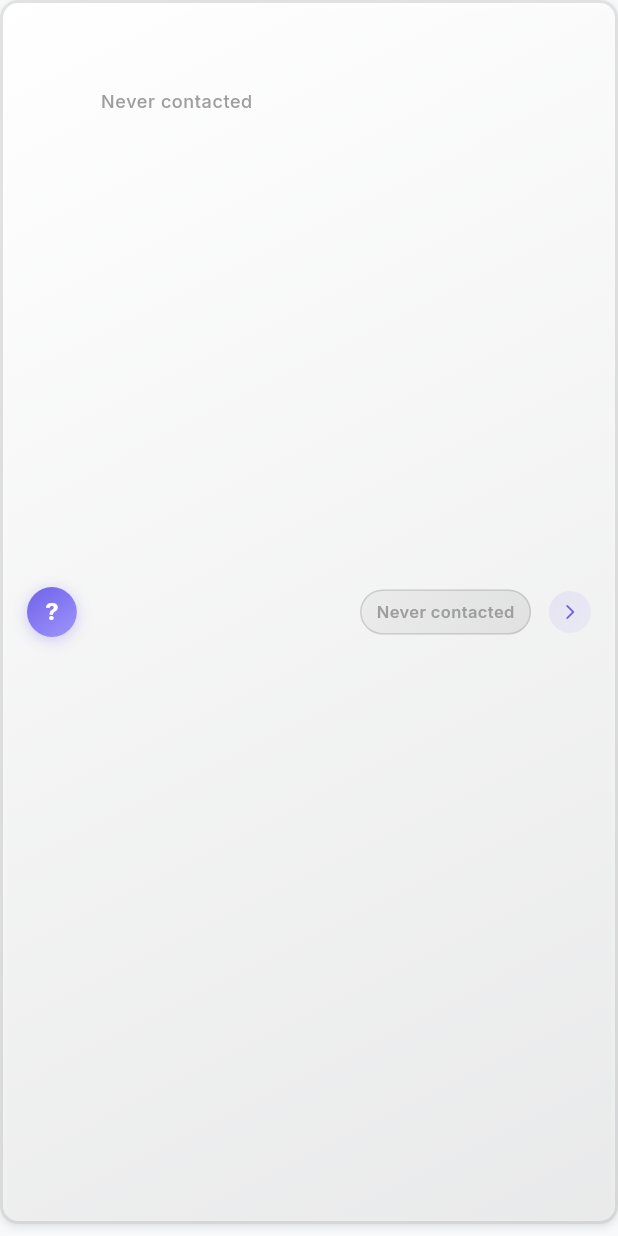
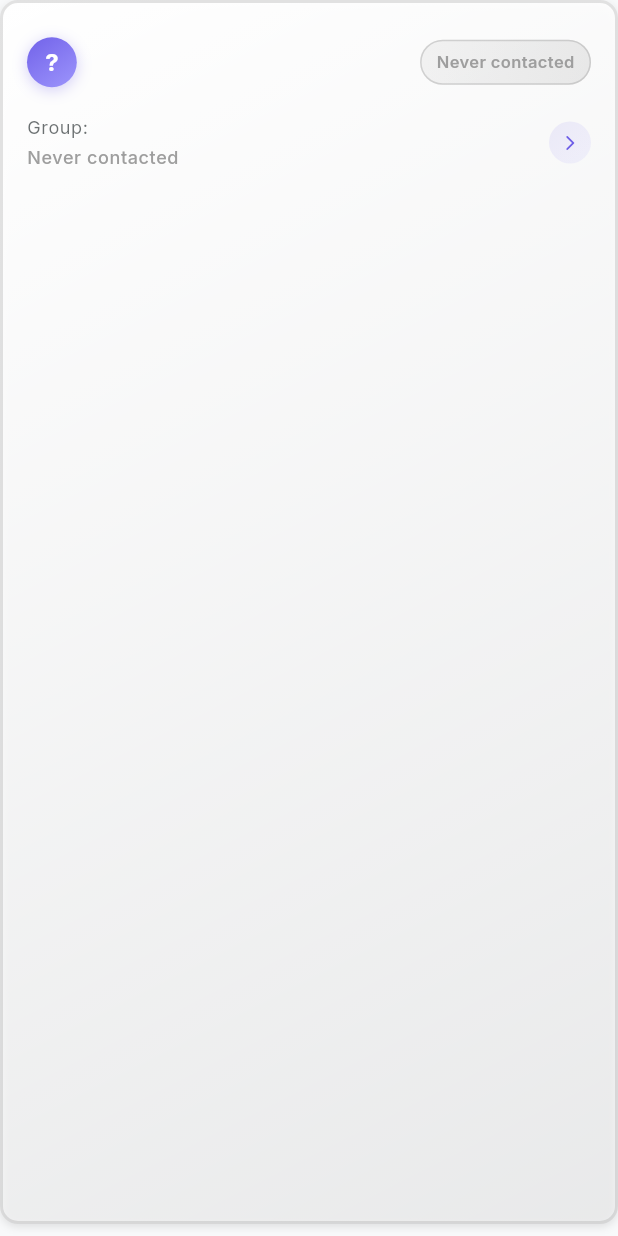
Before and after one commit to sharibj/reconnect_app, a Flutter app: the OutOfTouchContactCard widget shown alone on an empty page, opened directly with empty values, on a phone screen of 412 x 824 dp. Run offline on Flutter 3.47's test engine with Material 3 defaults, Android fonts, the phone set to English and light mode, and no system bars; our stand-ins replace fl_chart, flutter_dotenv, flutter_secure_storage, flutter_svg, google_fonts, share_plus and 1 more; accounts and stored records are empty; network calls fail.

Commit message:
Refactor OutOfTouchContactCard to enhance layout for mobile and desktop; separate content into distinct methods for improved readability

```diff
--- a/lib/widgets/out_of_touch_contact_card.dart
+++ b/lib/widgets/out_of_touch_contact_card.dart
@@ -79,8 +79,27 @@ class OutOfTouchContactCard extends StatelessWidget {
           },
           child: Padding(
             padding: const EdgeInsets.all(16),
-            child: Row(
-              children: [
+            child: _buildCardContent(context),
+          ),
+        ),
+      ),
+    );
+  }
+
+  Widget _buildCardContent(BuildContext context) {
+    final urgencyColor = _getUrgencyColor();
+    final isSmallScreen = MediaQuery.of(context).size.width < 600;
+
+    if (isSmallScreen) {
+      return _buildMobileLayout(context, urgencyColor);
+    } else {
+      return _buildDesktopLayout(context, urgencyColor);
+    }
+  }
+
+  Widget _buildDesktopLayout(BuildContext context, Color urgencyColor) {
+    return Row(
+      children: [
                   Container(
                     padding: const EdgeInsets.all(12),
                     decoration: BoxDecoration(
@@ -186,11 +205,131 @@ class OutOfTouchContactCard extends StatelessWidget {
                       color: Theme.of(context).colorScheme.primary,
                     ),
                   ),
-              ],
+      ],
+    );
+  }
+
+  Widget _buildMobileLayout(BuildContext context, Color urgencyColor) {
+    return Column(
+      children: [
+        // First row: Avatar, Name, and Status Badge
+        Row(
+          children: [
+            Container(
+              padding: const EdgeInsets.all(12),
+              decoration: BoxDecoration(
+                gradient: LinearGradient(
+                  begin: Alignment.topLeft,
+                  end: Alignment.bottomRight,
+                  colors: [
+                    Theme.of(context).colorScheme.primary,
+                    Theme.of(context).colorScheme.secondary,
+                  ],
+                ),
+                shape: BoxShape.circle,
+                boxShadow: [
+                  BoxShadow(
+                    color: Theme.of(context).colorScheme.primary.withValues(alpha: 0.3),
+                    blurRadius: 8,
+                    offset: const Offset(0, 2),
+                  ),
+                ],
+              ),
+              child: Text(
+                contact.nickName.isNotEmpty ? contact.nickName[0].toUpperCase() : '?',
+                style: const TextStyle(
+                  color: Colors.white,
+                  fontWeight: FontWeight.bold,
+                  fontSize: 16,
+                ),
+              ),
             ),
-          ),
+            const SizedBox(width: 12),
+            Expanded(
+              child: Text(
+                contact.nickName,
+                style: Theme.of(context).textTheme.titleMedium?.copyWith(
+                  fontWeight: FontWeight.w600,
+                  color: Theme.of(context).colorScheme.onSurface,
+                ),
+              ),
+            ),
+            Container(
+              padding: const EdgeInsets.symmetric(horizontal: 10, vertical: 6),
+              decoration: BoxDecoration(
+                gradient: LinearGradient(
+                  begin: Alignment.topLeft,
+                  end: Alignment.bottomRight,
+                  colors: [
+                    urgencyColor.withValues(alpha: 0.1),
+                    urgencyColor.withValues(alpha: 0.2),
+                  ],
+                ),
+                borderRadius: BorderRadius.circular(16),
+                border: Border.all(
+                  color: urgencyColor.withValues(alpha: 0.4),
+                  width: 1,
+                ),
+              ),
+              child: Text(
+                contact.overdueStatus.status,
+                style: TextStyle(
+                  color: urgencyColor,
+                  fontWeight: FontWeight.w600,
+                  fontSize: 11,
+                ),
+              ),
+            ),
+          ],
         ),
-      ),
+        const SizedBox(height: 12),
+        // Second row: Group and Last Contact info
+        Row(
+          mainAxisAlignment: MainAxisAlignment.spaceBetween,
+          children: [
+            Expanded(
+              child: Column(
+                crossAxisAlignment: CrossAxisAlignment.start,
+                children: [
+                  Text(
+                    'Group: ${contact.group}',
+                    style: Theme.of(context).textTheme.bodySmall?.copyWith(
+                      color: Theme.of(context).colorScheme.onSurface.withValues(alpha: 0.7),
+                    ),
+                  ),
+                  const SizedBox(height: 4),
+                  Text(
+                    _getLastContactText(),
+                    style: Theme.of(context).textTheme.bodySmall?.copyWith(
+                      color: urgencyColor,
+                      fontWeight: FontWeight.w500,
+                    ),
+                  ),
+                ],
+              ),
+            ),
+            Container(
+              padding: const EdgeInsets.all(8),
+              decoration: BoxDecoration(
+                gradient: LinearGradient(
+                  begin: Alignment.topLeft,
+                  end: Alignment.bottomRight,
+                  colors: [
+                    Theme.of(context).colorScheme.primary.withValues(alpha: 0.1),
+                    Theme.of(context).colorScheme.secondary.withValues(alpha: 0.1),
+                  ],
+                ),
+                shape: BoxShape.circle,
+              ),
+              child: Icon(
+                Icons.arrow_forward_ios_rounded,
+                size: 12,
+                color: Theme.of(context).colorScheme.primary,
+              ),
+            ),
+          ],
+        ),
+      ],
     );
   }
 }
```
